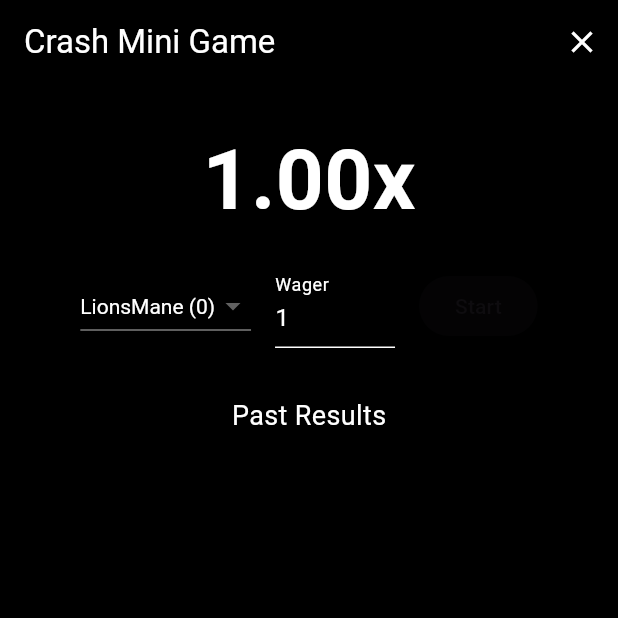
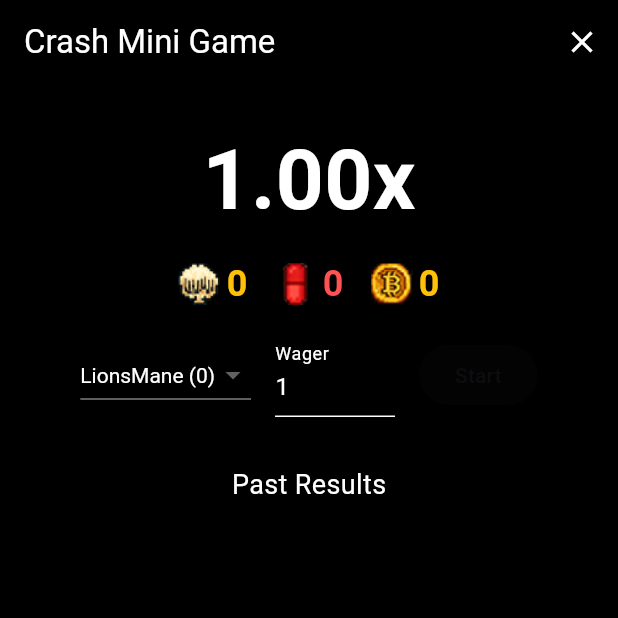
Before and after one commit to Acoderpdx/Flappy-Newest-Version, a Flutter app: the CrashMiniGameScreen screen opened directly with empty values, on a phone screen of 412 x 824 dp, the top half of it. Run offline on Flutter 3.47's test engine with Material 3 defaults, Android fonts, the phone set to English and light mode, and no system bars; our stand-ins replace shared_preferences; accounts and stored records are empty.

Commit message:
Backup: fixed crash mini game and related UI logic

```diff
--- a/lib/crash_mini_game.dart
+++ b/lib/crash_mini_game.dart
@@ -11,6 +11,7 @@ class CrashMiniGameScreen extends StatefulWidget {
   final int redPillCollected;
   final int bitcoinCollected;
   final void Function(String collectible, int amount) onCollectibleChange;
+  final VoidCallback? onClose; // <-- Add this
 
   const CrashMiniGameScreen({
     Key? key,
@@ -18,6 +19,7 @@ class CrashMiniGameScreen extends StatefulWidget {
     required this.redPillCollected,
     required this.bitcoinCollected,
     required this.onCollectibleChange,
+    this.onClose, // <-- Add this
   }) : super(key: key);
 
   @override
@@ -47,6 +49,26 @@ class _CrashMiniGameScreenState extends State<CrashMiniGameScreen> {
   static final String vxSignature = 'bustabit-demo-signature';
 
   int hashIndex = 0;
+  late int lionsManeBalance;
+  late int redPillBalance;
+  late int bitcoinBalance;
+
+  @override
+  void initState() {
+    super.initState();
+    lionsManeBalance = widget.lionsManeCollected;
+    redPillBalance = widget.redPillCollected;
+    bitcoinBalance = widget.bitcoinCollected;
+  }
+
+  @override
+  void didUpdateWidget(covariant CrashMiniGameScreen oldWidget) {
+    super.didUpdateWidget(oldWidget);
+    // Sync balances if parent updates them
+    lionsManeBalance = widget.lionsManeCollected;
+    redPillBalance = widget.redPillCollected;
+    bitcoinBalance = widget.bitcoinCollected;
+  }
 
   @override
   void dispose() {
@@ -69,6 +91,9 @@ class _CrashMiniGameScreenState extends State<CrashMiniGameScreen> {
         if (multiplier >= crashMultiplier) {
           phase = CrashGamePhase.crashed;
           pastResults.insert(0, crashMultiplier);
+          // Lose wager
+          _addCollectibles(selectedCollectible, -wager);
+          widget.onCollectibleChange(selectedCollectible, -wager);
           _timer?.cancel();
         }
       });
@@ -80,9 +105,13 @@ class _CrashMiniGameScreenState extends State<CrashMiniGameScreen> {
       setState(() {
         phase = CrashGamePhase.cashedOut;
         pastResults.insert(0, multiplier);
+        // Award winnings
+        int winnings = (wager * multiplier).floor();
+        _addCollectibles(selectedCollectible, winnings);
       });
       _timer?.cancel();
-      widget.onCollectibleChange(selectedCollectible, -wager);
+      widget.onCollectibleChange(selectedCollectible, -wager); // Remove wagered amount
+      widget.onCollectibleChange(selectedCollectible, (wager * multiplier).floor()); // Add winnings
     }
   }
 
@@ -92,6 +121,14 @@ class _CrashMiniGameScreenState extends State<CrashMiniGameScreen> {
       multiplier = 1.0;
       elapsedMs = 0;
       hashIndex = (hashIndex + 1) % hashChain.length;
+    });
+  }
+
+  void _addCollectibles(String collectible, int amount) {
+    setState(() {
+      if (collectible == 'LionsMane') lionsManeBalance += amount;
+      if (collectible == 'RedPill') redPillBalance += amount;
+      if (collectible == 'Bitcoin') bitcoinBalance += amount;
     });
   }
 
@@ -137,7 +174,13 @@ class _CrashMiniGameScreenState extends State<CrashMiniGameScreen> {
         actions: [
           IconButton(
             icon: const Icon(Icons.close, color: Colors.white),
-            onPressed: () => Navigator.pop(context),
+            onPressed: () {
+              if (widget.onClose != null) {
+                widget.onClose!();
+              } else {
+                Navigator.pop(context);
+              }
+            },
           ),
         ],
       ),
@@ -161,6 +204,19 @@ class _CrashMiniGameScreenState extends State<CrashMiniGameScreen> {
                 ),
               ),
             ),
+            // --- Balance display ---
+            const SizedBox(height: 12),
+            Row(
+              mainAxisAlignment: MainAxisAlignment.center,
+              children: [
+                _balanceIcon('assets/images/lions_mane.png', lionsManeBalance, Colors.amber),
+                const SizedBox(width: 18),
+                _balanceIcon('assets/images/red_pill.png', redPillBalance, Colors.redAccent),
+                const SizedBox(width: 18),
+                _balanceIcon('assets/images/bitcoin.png', bitcoinBalance, Colors.amber),
+              ],
+            ),
+            // --- End balance display ---
             const SizedBox(height: 16),
             if (phase == CrashGamePhase.waiting)
               Row(
@@ -247,6 +303,30 @@ class _CrashMiniGameScreenState extends State<CrashMiniGameScreen> {
       ),
     );
   }
+
+  Widget _balanceIcon(String asset, int amount, Color color) {
+    return Row(
+      children: [
+        Image.asset(asset, width: 28, height: 28, errorBuilder: (c, e, s) => Icon(Icons.help, color: color)),
+        const SizedBox(width: 4),
+        Text(
+          '$amount',
+          style: TextStyle(
+            fontSize: 24,
+            color: color,
+            fontWeight: FontWeight.bold,
+            shadows: [
+              Shadow(
+                offset: Offset(1, 1),
+                blurRadius: 4,
+                color: Colors.black54,
+              ),
+            ],
+          ),
+        ),
+      ],
+    );
+  }
 }
 
 // Helper: hex string to bytes
--- a/lib/main.dart
+++ b/lib/main.dart
@@ -817,6 +817,12 @@ class _GameScreenState extends State<GameScreen> {
                     if (collectible == 'Bitcoin') bitcoinCollected += delta;
                   });
                 },
+                onClose: () {
+                  setState(() {
+                    _showMiniGame = false;
+                    _miniGameSwitchValue = false;
+                  });
+                },
               ),
             if (gameOver && !_showMiniGame)
               Positioned.fill(
```
